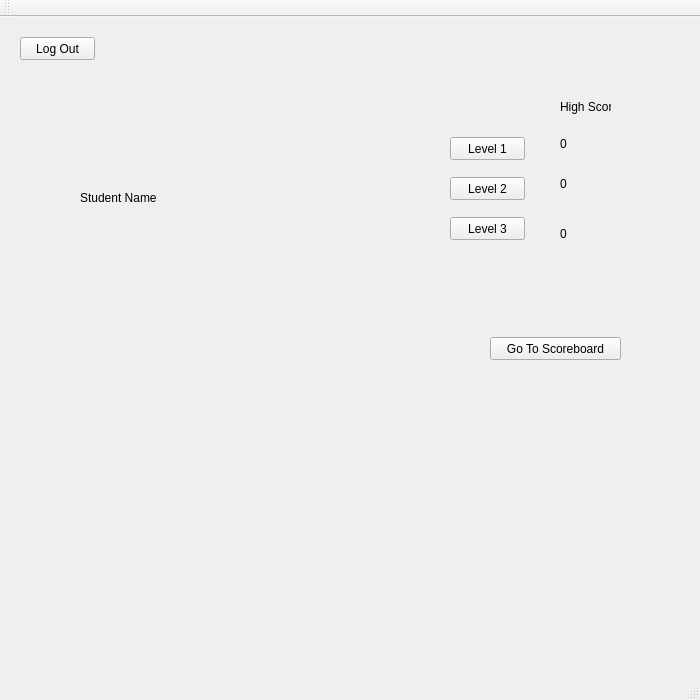
pdarragh/CS3505_EducationalApp, file MathleCommand/mainwindow.ui: the form before one commit.
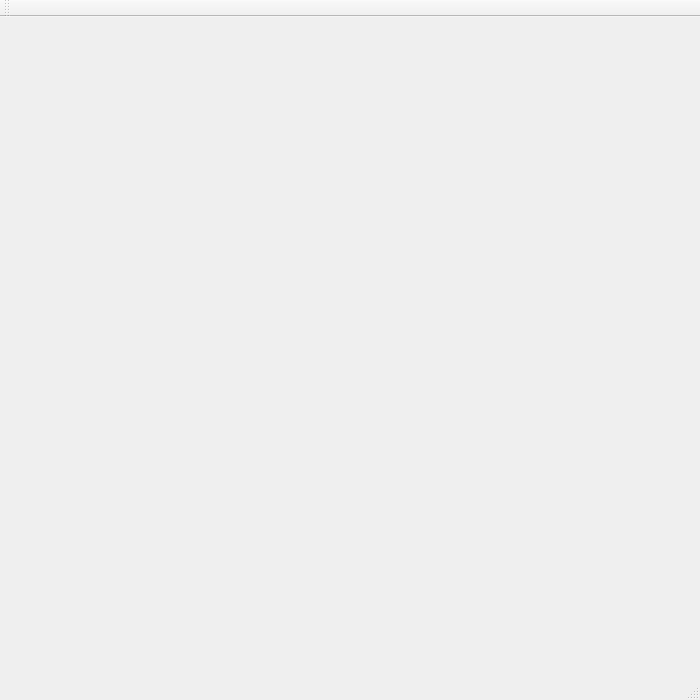
The form after the commit.

Commit message: Moved student account to second page

The edit to the form file:
```diff
--- a/MathleCommand/mainwindow.ui
+++ b/MathleCommand/mainwindow.ui
@@ -23,12 +23,65 @@
       <height>700</height>
      </rect>
     </property>
-    <widget class="QWidget" name="page">
+    <widget class="QWidget" name="page"/>
+    <widget class="QWidget" name="page_2">
+     <widget class="QPushButton" name="logOutButton">
+      <property name="geometry">
+       <rect>
+        <x>0</x>
+        <y>0</y>
+        <width>75</width>
+        <height>23</height>
+       </rect>
+      </property>
+      <property name="text">
+       <string>Log Out</string>
+      </property>
+     </widget>
+     <widget class="QLabel" name="level1Score">
+      <property name="geometry">
+       <rect>
+        <x>480</x>
+        <y>40</y>
+        <width>47</width>
+        <height>13</height>
+       </rect>
+      </property>
+      <property name="text">
+       <string>0</string>
+      </property>
+     </widget>
+     <widget class="QPushButton" name="level2Button">
+      <property name="geometry">
+       <rect>
+        <x>370</x>
+        <y>80</y>
+        <width>75</width>
+        <height>23</height>
+       </rect>
+      </property>
+      <property name="text">
+       <string>Level 2</string>
+      </property>
+     </widget>
+     <widget class="QPushButton" name="level1Button">
+      <property name="geometry">
+       <rect>
+        <x>370</x>
+        <y>40</y>
+        <width>75</width>
+        <height>23</height>
+       </rect>
+      </property>
+      <property name="text">
+       <string>Level 1</string>
+      </property>
+     </widget>
      <widget class="QLabel" name="studentNameLabel">
       <property name="geometry">
        <rect>
-        <x>80</x>
-        <y>150</y>
+        <x>0</x>
+        <y>70</y>
         <width>241</width>
         <height>61</height>
        </rect>
@@ -40,37 +93,24 @@
        <string>Student Name</string>
       </property>
      </widget>
-     <widget class="QPushButton" name="level1Button">
+     <widget class="QLabel" name="level2Score">
       <property name="geometry">
        <rect>
-        <x>450</x>
-        <y>120</y>
-        <width>75</width>
-        <height>23</height>
+        <x>480</x>
+        <y>80</y>
+        <width>47</width>
+        <height>13</height>
        </rect>
       </property>
       <property name="text">
-       <string>Level 1</string>
-      </property>
-     </widget>
-     <widget class="QPushButton" name="level2Button">
-      <property name="geometry">
-       <rect>
-        <x>450</x>
-        <y>160</y>
-        <width>75</width>
-        <height>23</height>
-       </rect>
-      </property>
-      <property name="text">
-       <string>Level 2</string>
+       <string>0</string>
       </property>
      </widget>
      <widget class="QPushButton" name="level3Button">
       <property name="geometry">
        <rect>
-        <x>450</x>
-        <y>200</y>
+        <x>370</x>
+        <y>120</y>
         <width>75</width>
         <height>23</height>
        </rect>
@@ -79,11 +119,24 @@
        <string>Level 3</string>
       </property>
      </widget>
+     <widget class="QLabel" name="level3Score">
+      <property name="geometry">
+       <rect>
+        <x>480</x>
+        <y>130</y>
+        <width>47</width>
+        <height>13</height>
+       </rect>
+      </property>
+      <property name="text">
+       <string>0</string>
+      </property>
+     </widget>
      <widget class="QPushButton" name="goToScoreBoardButton">
       <property name="geometry">
        <rect>
-        <x>490</x>
-        <y>320</y>
+        <x>410</x>
+        <y>240</y>
         <width>131</width>
         <height>23</height>
        </rect>
@@ -92,24 +145,11 @@
        <string>Go To Scoreboard</string>
       </property>
      </widget>
-     <widget class="QPushButton" name="logOutButton">
-      <property name="geometry">
-       <rect>
-        <x>20</x>
-        <y>20</y>
-        <width>75</width>
-        <height>23</height>
-       </rect>
-      </property>
-      <property name="text">
-       <string>Log Out</string>
-      </property>
-     </widget>
      <widget class="QLabel" name="highScoreLabel">
       <property name="geometry">
        <rect>
-        <x>560</x>
-        <y>80</y>
+        <x>480</x>
+        <y>0</y>
         <width>51</width>
         <height>20</height>
        </rect>
@@ -118,45 +158,6 @@
        <string>High Score</string>
       </property>
      </widget>
-     <widget class="QLabel" name="level1Score">
-      <property name="geometry">
-       <rect>
-        <x>560</x>
-        <y>120</y>
-        <width>47</width>
-        <height>13</height>
-       </rect>
-      </property>
-      <property name="text">
-       <string>0</string>
-      </property>
-     </widget>
-     <widget class="QLabel" name="level2Score">
-      <property name="geometry">
-       <rect>
-        <x>560</x>
-        <y>160</y>
-        <width>47</width>
-        <height>13</height>
-       </rect>
-      </property>
-      <property name="text">
-       <string>0</string>
-      </property>
-     </widget>
-     <widget class="QLabel" name="level3Score">
-      <property name="geometry">
-       <rect>
-        <x>560</x>
-        <y>210</y>
-        <width>47</width>
-        <height>13</height>
-       </rect>
-      </property>
-      <property name="text">
-       <string>0</string>
-      </property>
-     </widget>
     </widget>
     <widget class="QWidget" name="page_2"/>
     <widget class="QWidget" name="page_3"/>
```
Left out of the diff: 3 changed lines with no effect on the pictures. The commit also changes 2 other files.
